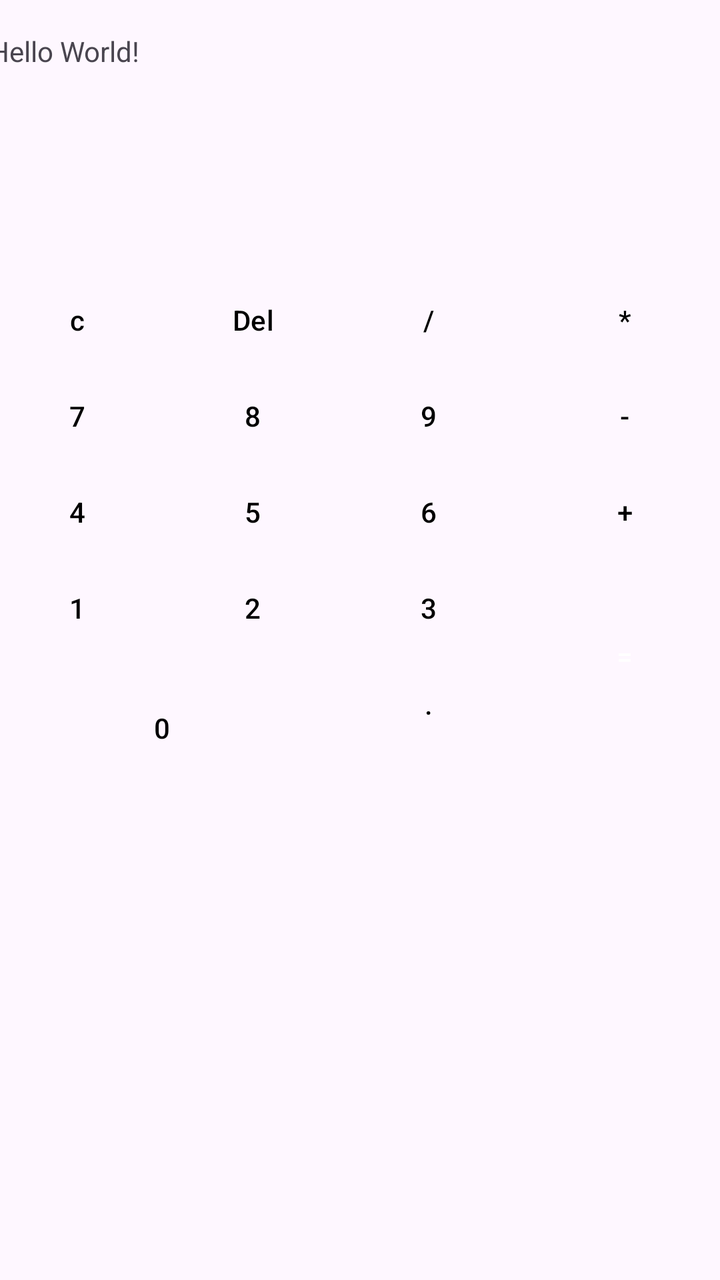
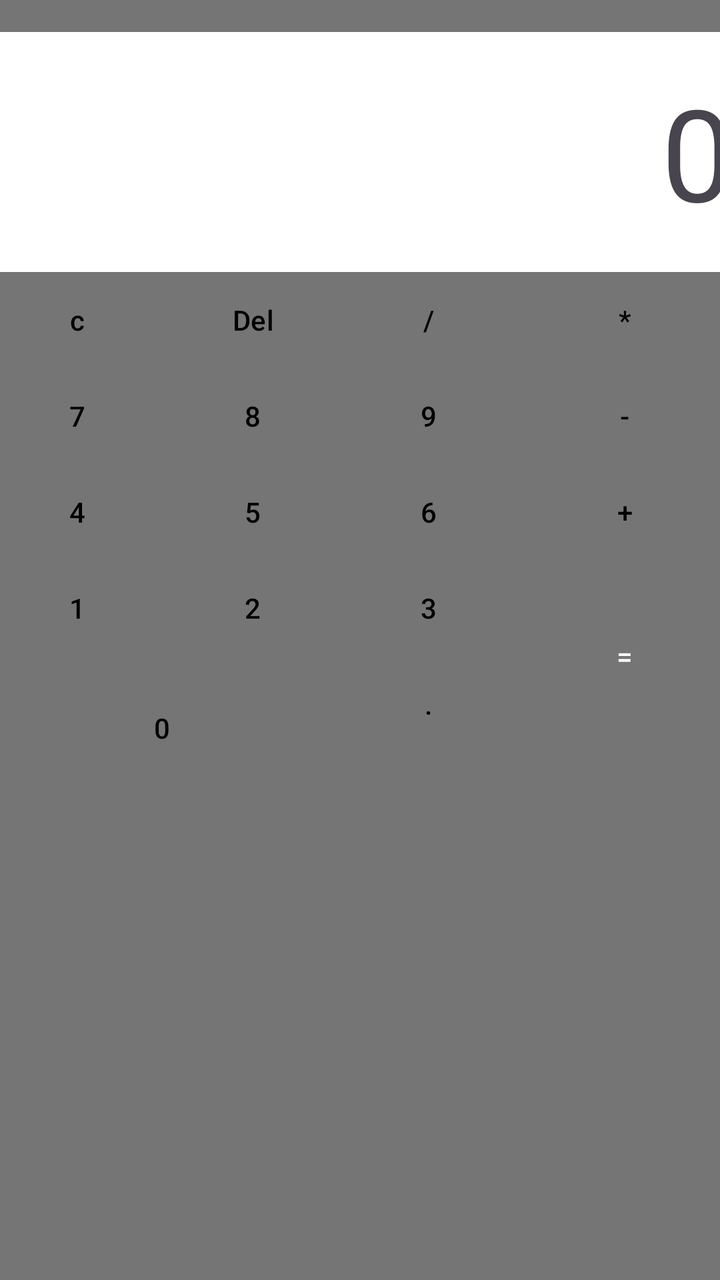

Compare the two renders of this Android layout. The source of the first and the diff that turns it into the second are given below.
<!-- AndroidManifest.xml: application theme Theme.AndroidCalculator -->
<!-- res/layout/activity_main.xml -->
<?xml version="1.0" encoding="utf-8"?>
<androidx.constraintlayout.widget.ConstraintLayout xmlns:android="http://schemas.android.com/apk/res/android"
    xmlns:app="http://schemas.android.com/apk/res-auto"
    xmlns:tools="http://schemas.android.com/tools"
    android:id="@+id/main"
    android:layout_width="match_parent"
    android:layout_height="match_parent"
    tools:context=".MainActivity">

    <TextView
        android:id="@+id/textView"
        android:layout_width="372dp"
        android:layout_height="120dp"
        android:layout_marginTop="16dp"
        android:text="Hello World!"
        app:layout_constraintEnd_toEndOf="parent"
        app:layout_constraintHorizontal_bias="0.487"
        app:layout_constraintStart_toStartOf="parent"
        app:layout_constraintTop_toTopOf="parent" />

    <Button
        android:id="@+id/btnLeftPar"
        style="@style/CalculatorButtonActions"
        android:layout_width="wrap_content"
        android:layout_height="wrap_content"
        android:text="c"
        app:layout_constraintStart_toStartOf="@+id/textView"
        app:layout_constraintTop_toBottomOf="@+id/textView" />

    <Button
        android:id="@+id/btnRightPar"
        style="@style/CalculatorButtonActions"
        android:layout_width="wrap_content"
        android:layout_height="wrap_content"
        android:text="Del"
        app:layout_constraintStart_toEndOf="@+id/btnLeftPar"
        app:layout_constraintTop_toTopOf="@+id/btnLeftPar" />

    <Button
        android:id="@+id/btnPerc"
        style="@style/CalculatorButtonActions"
        android:layout_width="wrap_content"
        android:layout_height="wrap_content"
        android:text="/"
        app:layout_constraintStart_toEndOf="@+id/btnRightPar"
        app:layout_constraintTop_toTopOf="@+id/btnRightPar" />

    <Button
        android:id="@+id/btnMult"
        style="@style/CalculatorButtonActions"
        android:layout_width="0dp"
        android:layout_height="wrap_content"
        android:text="*"
        app:layout_constraintEnd_toEndOf="@+id/textView"
        app:layout_constraintStart_toEndOf="@+id/btnPerc"
        app:layout_constraintTop_toTopOf="@+id/btnPerc" />

    <Button
        android:id="@+id/btn7"
        style="@style/CalculatorButtonNumbers"
        android:layout_width="wrap_content"
        android:layout_height="wrap_content"
        android:text="7"
        app:layout_constraintStart_toStartOf="@+id/btnLeftPar"
        app:layout_constraintTop_toBottomOf="@+id/btnLeftPar" />

    <Button
        android:id="@+id/btn8"
        style="@style/CalculatorButtonNumbers"
        android:layout_width="wrap_content"
        android:layout_height="wrap_content"
        android:text="8"
        app:layout_constraintStart_toEndOf="@+id/btnLeftPar"
        app:layout_constraintTop_toBottomOf="@+id/btnRightPar" />

    <Button
        android:id="@+id/btn9"
        style="@style/CalculatorButtonNumbers"
        android:layout_width="wrap_content"
        android:layout_height="wrap_content"
        android:text="9"
        app:layout_constraintStart_toEndOf="@+id/btnRightPar"
        app:layout_constraintTop_toBottomOf="@+id/btnPerc" />

    <Button
        android:id="@+id/btnMin"
        style="@style/CalculatorButtonActions"
        android:layout_width="0dp"
        android:layout_height="wrap_content"
        android:text="-"
        app:layout_constraintEnd_toEndOf="@+id/textView"
        app:layout_constraintStart_toEndOf="@+id/btnPerc"
        app:layout_constraintTop_toBottomOf="@+id/btnMult" />

    <Button
        android:id="@+id/btn4"
        style="@style/CalculatorButtonNumbers"
        android:layout_width="wrap_content"
        android:layout_height="wrap_content"
        android:text="4"
        app:layout_constraintStart_toStartOf="@+id/btn7"
        app:layout_constraintTop_toBottomOf="@+id/btn7" />

    <Button
        android:id="@+id/btn5"
        style="@style/CalculatorButtonNumbers"
        android:layout_width="wrap_content"
        android:layout_height="wrap_content"
        android:text="5"
        app:layout_constraintStart_toEndOf="@+id/btn7"
        app:layout_constraintTop_toBottomOf="@+id/btn8" />

    <Button
        android:id="@+id/btn6"
        style="@style/CalculatorButtonNumbers"
        android:layout_width="wrap_content"
        android:layout_height="wrap_content"
        android:text="6"
        app:layout_constraintStart_toEndOf="@+id/btn8"
        app:layout_constraintTop_toBottomOf="@+id/btn9" />

    <Button
        android:id="@+id/btnPlus"
        style="@style/CalculatorButtonActions"
        android:layout_width="0dp"
        android:layout_height="wrap_content"
        android:text="+"
        app:layout_constraintEnd_toEndOf="@+id/textView"
        app:layout_constraintStart_toEndOf="@+id/btn9"
        app:layout_constraintTop_toBottomOf="@+id/btnMin" />

    <Button
        android:id="@+id/btn1"
        style="@style/CalculatorButtonNumbers"
        android:layout_width="wrap_content"
        android:layout_height="wrap_content"
        android:text="1"
        app:layout_constraintStart_toStartOf="@+id/btn4"
        app:layout_constraintTop_toBottomOf="@+id/btn4" />

    <Button
        android:id="@+id/btn2"
        style="@style/CalculatorButtonNumbers"
        android:layout_width="wrap_content"
        android:layout_height="wrap_content"
        android:text="2"
        app:layout_constraintStart_toEndOf="@+id/btn4"
        app:layout_constraintTop_toBottomOf="@+id/btn5" />

    <Button
        android:id="@+id/btn3"
        style="@style/CalculatorButtonNumbers"
        android:layout_width="wrap_content"
        android:layout_height="wrap_content"
        android:text="3"
        app:layout_constraintStart_toEndOf="@+id/btn5"
        app:layout_constraintTop_toBottomOf="@+id/btn6" />

    <Button
        android:id="@+id/btnEq"
        style="@style/CalculatorButtonEquals"
        android:layout_width="0dp"
        android:layout_height="0dp"
        android:autoText="false"
        android:text="="
        app:layout_constraintBottom_toBottomOf="@+id/btnPoint"
        app:layout_constraintEnd_toEndOf="@+id/textView"
        app:layout_constraintStart_toEndOf="@+id/btn6"
        app:layout_constraintTop_toBottomOf="@+id/btnPlus" />

    <Button
        android:id="@+id/btn0"
        style="@style/CalculatorButtonNumbers"
        android:layout_width="173dp"
        android:layout_height="72dp"
        android:text="0"
        app:layout_constraintStart_toStartOf="@+id/btn1"
        app:layout_constraintTop_toBottomOf="@+id/btn1" />

    <Button
        android:id="@+id/btnPoint"
        style="@style/CalculatorButtonActions"
        android:layout_width="wrap_content"
        android:layout_height="wrap_content"
        android:text="."
        app:layout_constraintStart_toEndOf="@+id/btn2"
        app:layout_constraintTop_toBottomOf="@+id/btn3" />

</androidx.constraintlayout.widget.ConstraintLayout>
<!-- resources referenced by this layout -->
<resources>
  <style name="CalculatorButtonActions" parent="Widget.Material3.Button">
      <item name="android:textColor">@color/black</item>
      <item name="backgroundTint">@color/blue_white</item>
  </style>
  <style name="CalculatorButtonEquals" parent="Widget.Material3.Button">
          <item name="android:textColor">@color/white</item>
          <item name="backgroundTint">@color/blue</item>
      </style>
  <style name="CalculatorButtonNumbers" parent="Widget.Material3.Button">
          <item name="android:textColor">@color/black</item>
          <item name="backgroundTint">@color/white</item>
      </style>
  <style name="Theme.AndroidCalculator" parent="Base.Theme.AndroidCalculator" />
  <color name="black">#FF000000</color>
  <color name="blue_white">#DCE8FD</color>
  <color name="white">#FFFFFFFF</color>
  <color name="blue">#0000FF</color>
  <style name="Base.Theme.AndroidCalculator" parent="Theme.Material3.DayNight.NoActionBar">
      </style>
</resources>

<!-- the commit's change to res/layout/activity_main.xml (unified diff, before → after) -->
@@ -3,23 +3,28 @@
     xmlns:app="http://schemas.android.com/apk/res-auto"
     xmlns:tools="http://schemas.android.com/tools"
     android:id="@+id/main"
+    android:background="@color/gray"
     android:layout_width="match_parent"
     android:layout_height="match_parent"
     tools:context=".MainActivity">
+
 
     <TextView
         android:id="@+id/textView"
         android:layout_width="372dp"
         android:layout_height="120dp"
         android:layout_marginTop="16dp"
-        android:text="Hello World!"
+        android:text="0"
+        android:background="@color/white"
+        android:textSize="64sp"
+        android:gravity="end|center_vertical"
         app:layout_constraintEnd_toEndOf="parent"
         app:layout_constraintHorizontal_bias="0.487"
         app:layout_constraintStart_toStartOf="parent"
         app:layout_constraintTop_toTopOf="parent" />
 
     <Button
-        android:id="@+id/btnLeftPar"
+        android:id="@+id/btnC"
         style="@style/CalculatorButtonActions"
         android:layout_width="wrap_content"
         android:layout_height="wrap_content"
@@ -28,13 +33,13 @@
         app:layout_constraintTop_toBottomOf="@+id/textView" />
 
     <Button
-        android:id="@+id/btnRightPar"
+        android:id="@+id/btnDel"
         style="@style/CalculatorButtonActions"
         android:layout_width="wrap_content"
         android:layout_height="wrap_content"
         android:text="Del"
-        app:layout_constraintStart_toEndOf="@+id/btnLeftPar"
-        app:layout_constraintTop_toTopOf="@+id/btnLeftPar" />
+        app:layout_constraintStart_toEndOf="@+id/btnC"
+        app:layout_constraintTop_toTopOf="@+id/btnC" />
 
     <Button
         android:id="@+id/btnPerc"
@@ -42,8 +47,8 @@
         android:layout_width="wrap_content"
         android:layout_height="wrap_content"
         android:text="/"
-        app:layout_constraintStart_toEndOf="@+id/btnRightPar"
-        app:layout_constraintTop_toTopOf="@+id/btnRightPar" />
+        app:layout_constraintStart_toEndOf="@+id/btnDel"
+        app:layout_constraintTop_toTopOf="@+id/btnDel" />
 
     <Button
         android:id="@+id/btnMult"
@@ -61,8 +66,8 @@
         android:layout_width="wrap_content"
         android:layout_height="wrap_content"
         android:text="7"
-        app:layout_constraintStart_toStartOf="@+id/btnLeftPar"
-        app:layout_constraintTop_toBottomOf="@+id/btnLeftPar" />
+        app:layout_constraintStart_toStartOf="@+id/btnC"
+        app:layout_constraintTop_toBottomOf="@+id/btnC" />
 
     <Button
         android:id="@+id/btn8"
@@ -70,8 +75,8 @@
         android:layout_width="wrap_content"
         android:layout_height="wrap_content"
         android:text="8"
-        app:layout_constraintStart_toEndOf="@+id/btnLeftPar"
-        app:layout_constraintTop_toBottomOf="@+id/btnRightPar" />
+        app:layout_constraintStart_toEndOf="@+id/btnC"
+        app:layout_constraintTop_toBottomOf="@+id/btnDel" />
 
     <Button
         android:id="@+id/btn9"
@@ -79,7 +84,7 @@
         android:layout_width="wrap_content"
         android:layout_height="wrap_content"
         android:text="9"
-        app:layout_constraintStart_toEndOf="@+id/btnRightPar"
+        app:layout_constraintStart_toEndOf="@+id/btnDel"
         app:layout_constraintTop_toBottomOf="@+id/btnPerc" />
 
     <Button
<!-- resource entries referenced after the edit -->
@@ -1,5 +1,7 @@
 <!-- resources referenced by this layout -->
 <resources>
+  <color name="gray">#757575</color>
+  <color name="white">#FFFFFFFF</color>
   <style name="CalculatorButtonActions" parent="Widget.Material3.Button">
       <item name="android:textColor">@color/black</item>
       <item name="backgroundTint">@color/blue_white</item>
@@ -15,7 +17,6 @@
   <style name="Theme.AndroidCalculator" parent="Base.Theme.AndroidCalculator" />
   <color name="black">#FF000000</color>
   <color name="blue_white">#DCE8FD</color>
-  <color name="white">#FFFFFFFF</color>
   <color name="blue">#0000FF</color>
   <style name="Base.Theme.AndroidCalculator" parent="Theme.Material3.DayNight.NoActionBar">
       </style>
